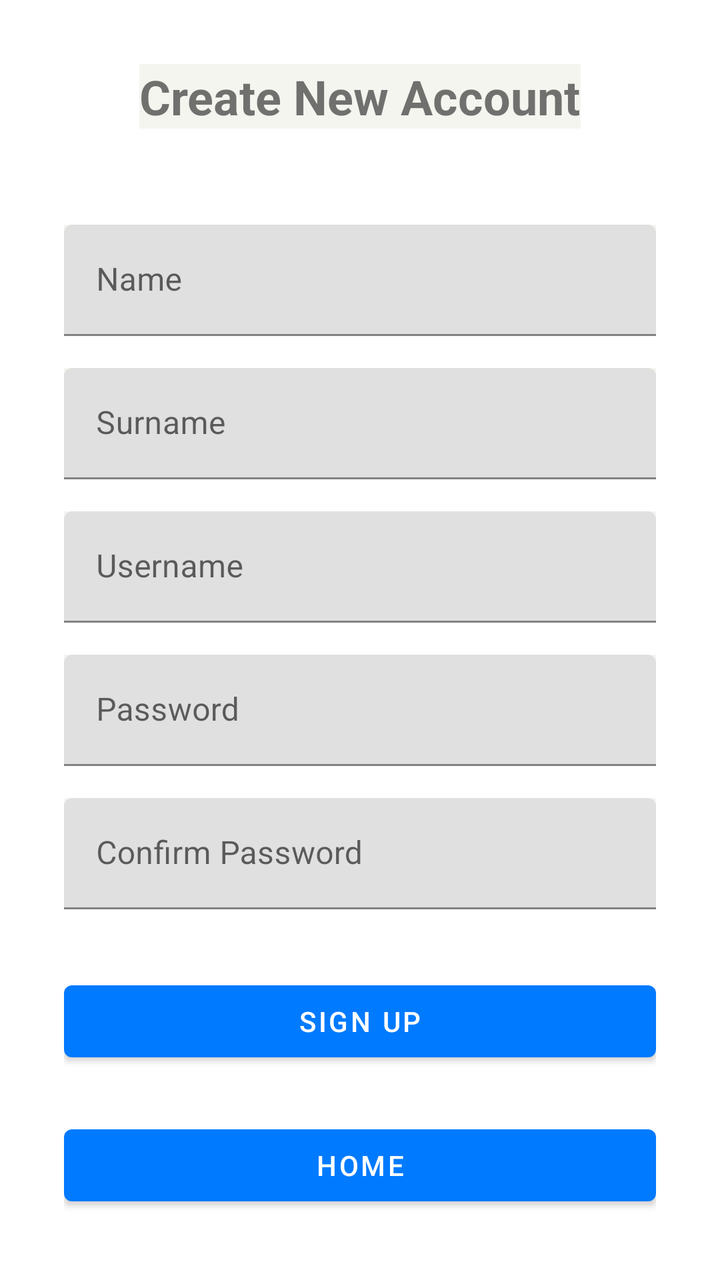
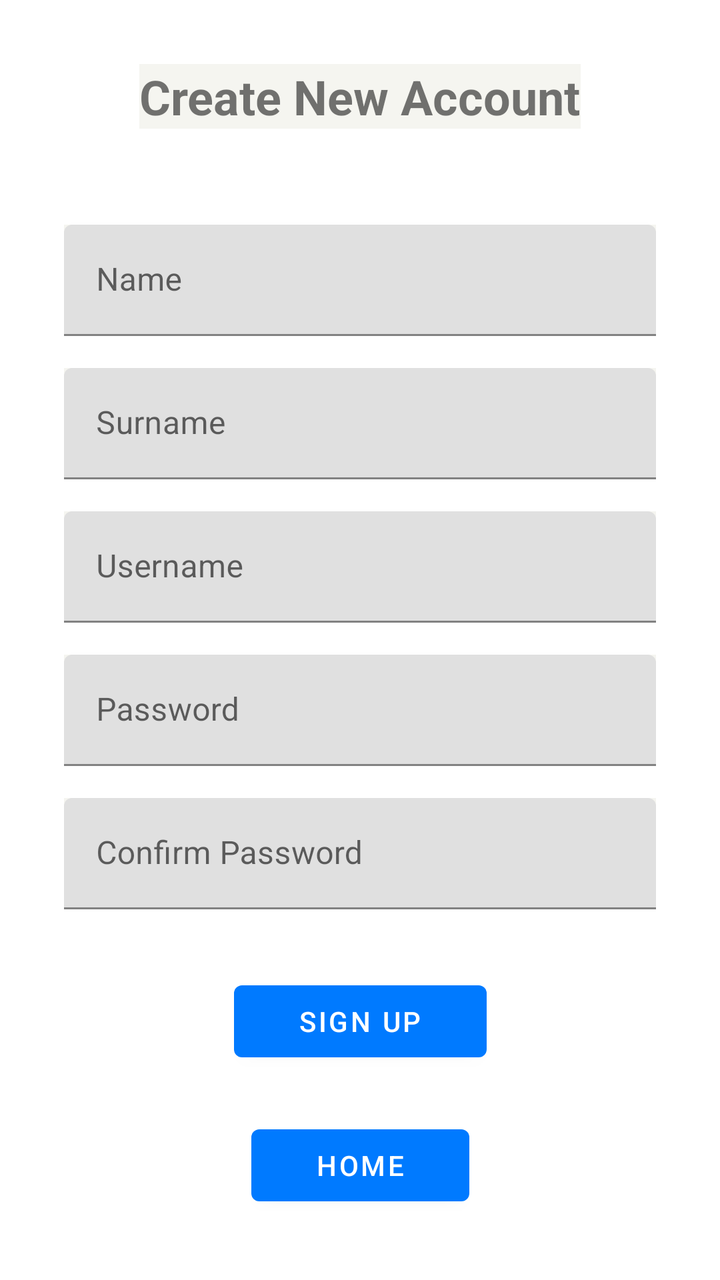

An Android layout rendered at two revisions. The XML below is the earlier revision; the diff shows what the commit changed to produce the second picture.
<!-- AndroidManifest.xml: application theme Theme.HarmonieBudgetAppKt -->
<!-- res/layout/activity_register.xml -->
<?xml version="1.0" encoding="utf-8"?>
<androidx.constraintlayout.widget.ConstraintLayout
    xmlns:android="http://schemas.android.com/apk/res/android"
    xmlns:app="http://schemas.android.com/apk/res-auto"
    android:layout_width="match_parent"
    android:layout_height="match_parent"
    android:padding="32dp"
    android:background="@color/white">

    <TextView
        android:id="@+id/tv_register_title"
        android:layout_width="wrap_content"
        android:layout_height="wrap_content"
        android:text="@string/create_account_title"
        android:textSize="24sp"
        android:textStyle="bold"
        app:layout_constraintTop_toTopOf="parent"
        app:layout_constraintStart_toStartOf="parent"
        app:layout_constraintEnd_toEndOf="parent" />

    <com.google.android.material.textfield.TextInputLayout
        android:id="@+id/til_name"
        android:layout_width="0dp"
        android:layout_height="wrap_content"
        android:layout_marginTop="48dp"
        app:layout_constraintTop_toBottomOf="@id/tv_register_title"
        app:layout_constraintStart_toStartOf="parent"
        app:layout_constraintEnd_toEndOf="parent">

        <com.google.android.material.textfield.TextInputEditText
            android:id="@+id/et_name"
            android:layout_width="match_parent"
            android:layout_height="wrap_content"
            android:hint="@string/name_hint" />
    </com.google.android.material.textfield.TextInputLayout>

    <com.google.android.material.textfield.TextInputLayout
        android:id="@+id/til_surname"
        android:layout_width="0dp"
        android:layout_height="wrap_content"
        android:layout_marginTop="16dp"
        app:layout_constraintTop_toBottomOf="@id/til_name"
        app:layout_constraintStart_toStartOf="parent"
        app:layout_constraintEnd_toEndOf="parent">

        <com.google.android.material.textfield.TextInputEditText
            android:id="@+id/et_surname"
            android:layout_width="match_parent"
            android:layout_height="wrap_content"
            android:hint="@string/surname_hint" />
    </com.google.android.material.textfield.TextInputLayout>

    <com.google.android.material.textfield.TextInputLayout
        android:id="@+id/til_username"
        android:layout_width="0dp"
        android:layout_height="wrap_content"
        android:layout_marginTop="16dp"
        app:layout_constraintTop_toBottomOf="@id/til_surname"
        app:layout_constraintStart_toStartOf="parent"
        app:layout_constraintEnd_toEndOf="parent">

        <com.google.android.material.textfield.TextInputEditText
            android:id="@+id/et_username"
            android:layout_width="match_parent"
            android:layout_height="wrap_content"
            android:hint="@string/username_hint" />
    </com.google.android.material.textfield.TextInputLayout>

    <com.google.android.material.textfield.TextInputLayout
        android:id="@+id/til_password"
        android:layout_width="0dp"
        android:layout_height="wrap_content"
        android:layout_marginTop="16dp"
        app:layout_constraintTop_toBottomOf="@id/til_username"
        app:layout_constraintStart_toStartOf="parent"
        app:layout_constraintEnd_toEndOf="parent">

        <com.google.android.material.textfield.TextInputEditText
            android:id="@+id/et_password"
            android:layout_width="match_parent"
            android:layout_height="wrap_content"
            android:hint="@string/password_hint"
            android:inputType="textPassword" />
    </com.google.android.material.textfield.TextInputLayout>

    <com.google.android.material.textfield.TextInputLayout
        android:id="@+id/til_confirm_password"
        android:layout_width="0dp"
        android:layout_height="wrap_content"
        android:layout_marginTop="16dp"
        app:layout_constraintTop_toBottomOf="@id/til_password"
        app:layout_constraintStart_toStartOf="parent"
        app:layout_constraintEnd_toEndOf="parent">

        <com.google.android.material.textfield.TextInputEditText
            android:id="@+id/et_confirm_password"
            android:layout_width="match_parent"
            android:layout_height="wrap_content"
            android:hint="@string/confirm_password_hint"
            android:inputType="textPassword" />
    </com.google.android.material.textfield.TextInputLayout>

    <Button
        android:id="@+id/btn_register"
        android:layout_width="0dp"
        android:layout_height="wrap_content"
        android:text="@string/sign_up_button"
        android:layout_marginTop="32dp"
        app:layout_constraintTop_toBottomOf="@id/til_confirm_password"
        app:layout_constraintStart_toStartOf="parent"
        app:layout_constraintEnd_toEndOf="parent" />

    <Button
        android:id="@+id/btn_home"
        android:layout_width="0dp"
        android:layout_height="wrap_content"
        android:text="@string/home_button"
        android:layout_marginTop="24dp"
        app:layout_constraintTop_toBottomOf="@id/btn_register"
        app:layout_constraintStart_toStartOf="parent"
        app:layout_constraintEnd_toEndOf="parent" />

    <Button
        android:id="@+id/btn_log_in"
        android:layout_width="0dp"
        android:layout_height="wrap_content"
        android:text="@string/log_in_button"
        android:layout_marginTop="8dp"
        app:layout_constraintTop_toBottomOf="@id/btn_home"
        app:layout_constraintStart_toStartOf="parent"
        app:layout_constraintEnd_toEndOf="parent" />

</androidx.constraintlayout.widget.ConstraintLayout>
<!-- resources referenced by this layout -->
<resources>
  <color name="white">#FFFFFFFF</color>
  <string name="confirm_password_hint">Confirm Password</string>
  <string name="create_account_title">Create New Account</string>
  <string name="home_button">Home</string>
  <string name="log_in_button">Log In</string>
  <string name="name_hint">Name</string>
  <string name="password_hint">Password</string>
  <string name="sign_up_button">Sign Up</string>
  <string name="surname_hint">Surname</string>
  <string name="username_hint">Username</string>
  <style name="Theme.HarmonieBudgetAppKt" parent="Theme.MaterialComponents.DayNight.NoActionBar">
          <item name="colorPrimary">#007AFF</item>
          <item name="colorPrimaryVariant">#007AFF</item>
          <item name="colorOnPrimary">#FFFFFF</item>
          <item name="colorSecondary">#34C759</item>
          <item name="colorOnSecondary">#FFFFFF</item>
          <item name="android:statusBarColor">#F5F5F0</item>
          <item name="android:windowLightStatusBar">true</item>
          <item name="android:background">#F5F5F0</item>
      </style>
</resources>

<!-- the commit's change to res/layout/activity_register.xml (unified diff, before → after) -->
@@ -31,7 +31,8 @@
             android:id="@+id/et_name"
             android:layout_width="match_parent"
             android:layout_height="wrap_content"
-            android:hint="@string/name_hint" />
+            android:hint="@string/name_hint"
+            android:textColor="@android:color/black" />
     </com.google.android.material.textfield.TextInputLayout>
 
     <com.google.android.material.textfield.TextInputLayout
@@ -47,7 +48,8 @@
             android:id="@+id/et_surname"
             android:layout_width="match_parent"
             android:layout_height="wrap_content"
-            android:hint="@string/surname_hint" />
+            android:hint="@string/surname_hint"
+            android:textColor="@android:color/black" />
     </com.google.android.material.textfield.TextInputLayout>
 
     <com.google.android.material.textfield.TextInputLayout
@@ -63,7 +65,8 @@
             android:id="@+id/et_username"
             android:layout_width="match_parent"
             android:layout_height="wrap_content"
-            android:hint="@string/username_hint" />
+            android:hint="@string/username_hint"
+            android:textColor="@android:color/black" />
     </com.google.android.material.textfield.TextInputLayout>
 
     <com.google.android.material.textfield.TextInputLayout
@@ -80,7 +83,8 @@
             android:layout_width="match_parent"
             android:layout_height="wrap_content"
             android:hint="@string/password_hint"
-            android:inputType="textPassword" />
+            android:inputType="textPassword"
+            android:textColor="@android:color/black" />
     </com.google.android.material.textfield.TextInputLayout>
 
     <com.google.android.material.textfield.TextInputLayout
@@ -97,14 +101,18 @@
             android:layout_width="match_parent"
             android:layout_height="wrap_content"
             android:hint="@string/confirm_password_hint"
-            android:inputType="textPassword" />
+            android:inputType="textPassword"
+            android:textColor="@android:color/black" />
     </com.google.android.material.textfield.TextInputLayout>
 
     <Button
         android:id="@+id/btn_register"
-        android:layout_width="0dp"
+        android:layout_width="wrap_content"
         android:layout_height="wrap_content"
         android:text="@string/sign_up_button"
+        android:minHeight="48dp"
+        android:paddingStart="32dp"
+        android:paddingEnd="32dp"
         android:layout_marginTop="32dp"
         app:layout_constraintTop_toBottomOf="@id/til_confirm_password"
         app:layout_constraintStart_toStartOf="parent"
@@ -112,9 +120,12 @@
 
     <Button
         android:id="@+id/btn_home"
-        android:layout_width="0dp"
+        android:layout_width="wrap_content"
         android:layout_height="wrap_content"
         android:text="@string/home_button"
+        android:minHeight="48dp"
+        android:paddingStart="32dp"
+        android:paddingEnd="32dp"
         android:layout_marginTop="24dp"
         app:layout_constraintTop_toBottomOf="@id/btn_register"
         app:layout_constraintStart_toStartOf="parent"
@@ -122,9 +133,12 @@
 
     <Button
         android:id="@+id/btn_log_in"
-        android:layout_width="0dp"
+        android:layout_width="wrap_content"
         android:layout_height="wrap_content"
         android:text="@string/log_in_button"
+        android:minHeight="48dp"
+        android:paddingStart="32dp"
+        android:paddingEnd="32dp"
         android:layout_marginTop="8dp"
         app:layout_constraintTop_toBottomOf="@id/btn_home"
         app:layout_constraintStart_toStartOf="parent"
